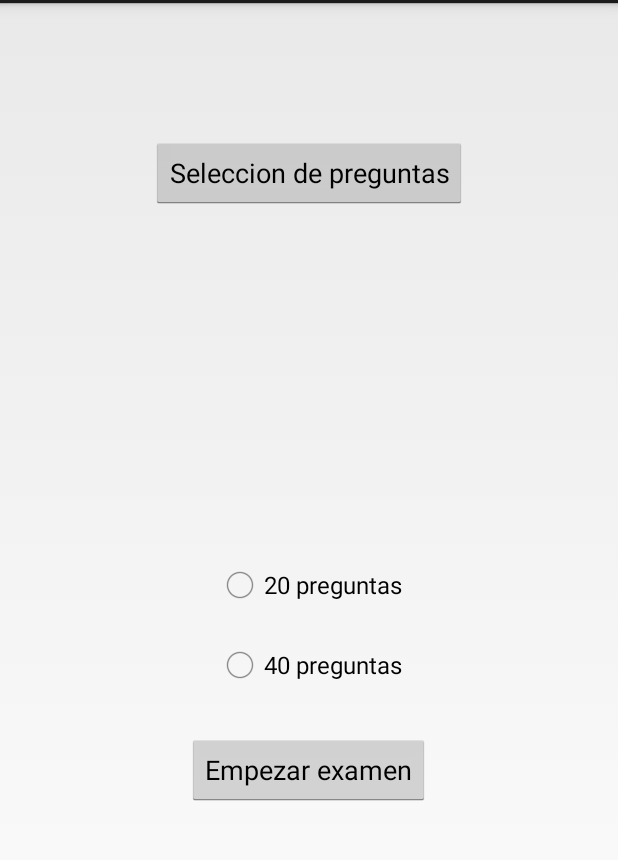
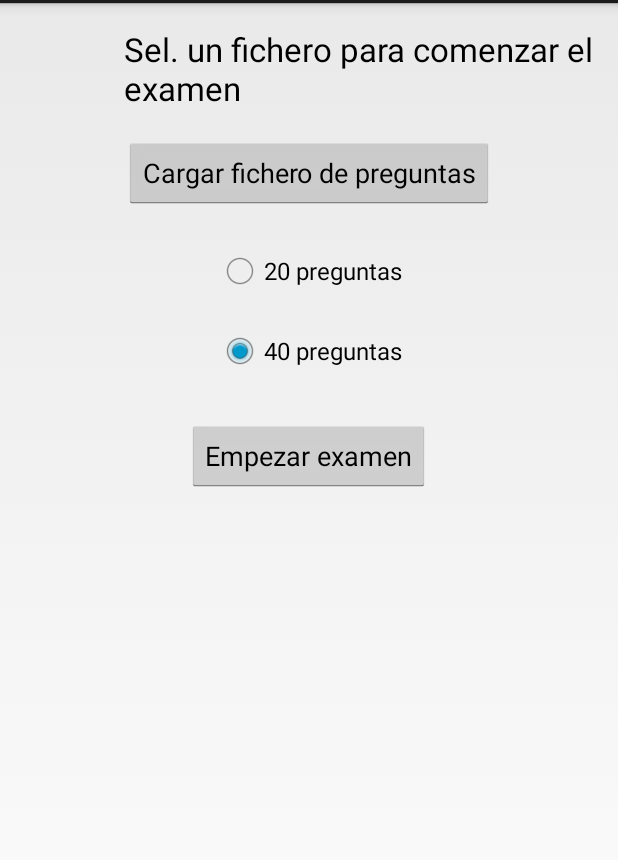
Before and after one commit to nonsense69/ttalf, an Android app: the screen it shows after launch (MainActivity), on a phone screen of 412 x 824 dp, the part 69-929 px from its top. Run offline under Robolectric (Android 15) with nearby library versions, the phone set to English and light mode, and no system bars.

Commit message:
Activity de seleccion de fichero y numero de preguntas listo hasta aqui

```diff
--- a/TestTalf/src/main/res/layout/activity_main.xml
+++ b/TestTalf/src/main/res/layout/activity_main.xml
@@ -19,20 +19,25 @@
             android:onClick="sel_fichero"/>
 
     <TextView
-            android:layout_width="wrap_content"
+            android:layout_width="match_parent"
             android:layout_height="wrap_content"
             android:textAppearance="?android:attr/textAppearanceLarge"
             android:id="@id/tit_pregunta"
+            android:text="@string/titulo_inicial"
+            android:layout_gravity="center"
+            android:textAlignment="center"
             android:layout_alignParentTop="true"
-            android:layout_centerHorizontal="true"/>
+            android:layout_alignLeft="@id/b_selfile"/>
 
     <RadioButton
             android:layout_width="wrap_content"
             android:layout_height="wrap_content"
             android:text="@string/examen_20"
             android:id="@id/radio_preg_20"
-            android:layout_centerVertical="true"
-            android:layout_centerHorizontal="true"/>
+            android:layout_below="@id/b_selfile"
+            android:layout_centerHorizontal="true"
+            android:layout_marginTop="25dp"
+            android:onClick="selNumPreg"/>
 
     <RadioButton
             android:layout_width="wrap_content"
@@ -42,7 +47,9 @@
             android:singleLine="false"
             android:layout_below="@id/radio_preg_20"
             android:layout_alignLeft="@id/radio_preg_20"
-            android:layout_marginTop="21dp"/>
+            android:layout_marginTop="21dp"
+            android:checked="true"
+            android:onClick="selNumPreg"/>
 
     <Button
             android:layout_width="wrap_content"
@@ -51,5 +58,6 @@
             android:id="@id/inicio_examen"
             android:layout_marginTop="30dp"
             android:layout_below="@id/radio_preg_40"
-            android:layout_centerHorizontal="true"/>
+            android:layout_centerHorizontal="true"
+            android:onClick="comenzar"/>
 </RelativeLayout>
--- a/TestTalf/src/main/res/values/strings.xml
+++ b/TestTalf/src/main/res/values/strings.xml
@@ -3,6 +3,6 @@
 
     <string name="app_name">Test Talf</string>
     <string name="action_settings">Settings</string>
-    <string name="hello_world">Hello world!</string><string name="sel_file">Seleccion de preguntas</string><string name="examen_20">20 preguntas</string><string name="examen_40">40 preguntas</string><string name="texto_inicio_examen">Empezar examen</string>
+    <string name="hello_world">Hello world!</string><string name="sel_file">Cargar fichero de preguntas</string><string name="examen_20">20 preguntas</string><string name="examen_40">40 preguntas</string><string name="texto_inicio_examen">Empezar examen</string><string name="titulo_inicial">Sel. un fichero para comenzar el examen</string>
 
 </resources>
```
Also changed, not shown: TestTalf/src/main/java/com/davidrando/testtalf/MainActivity.java (+65 -3 lines), 3 other files.
